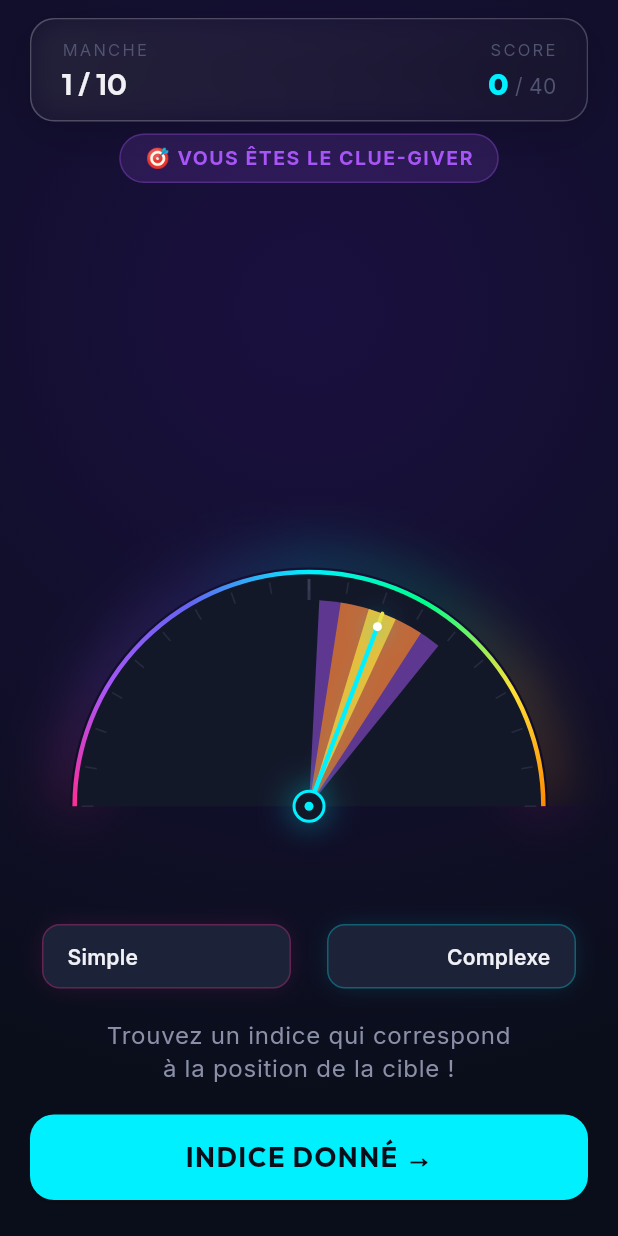
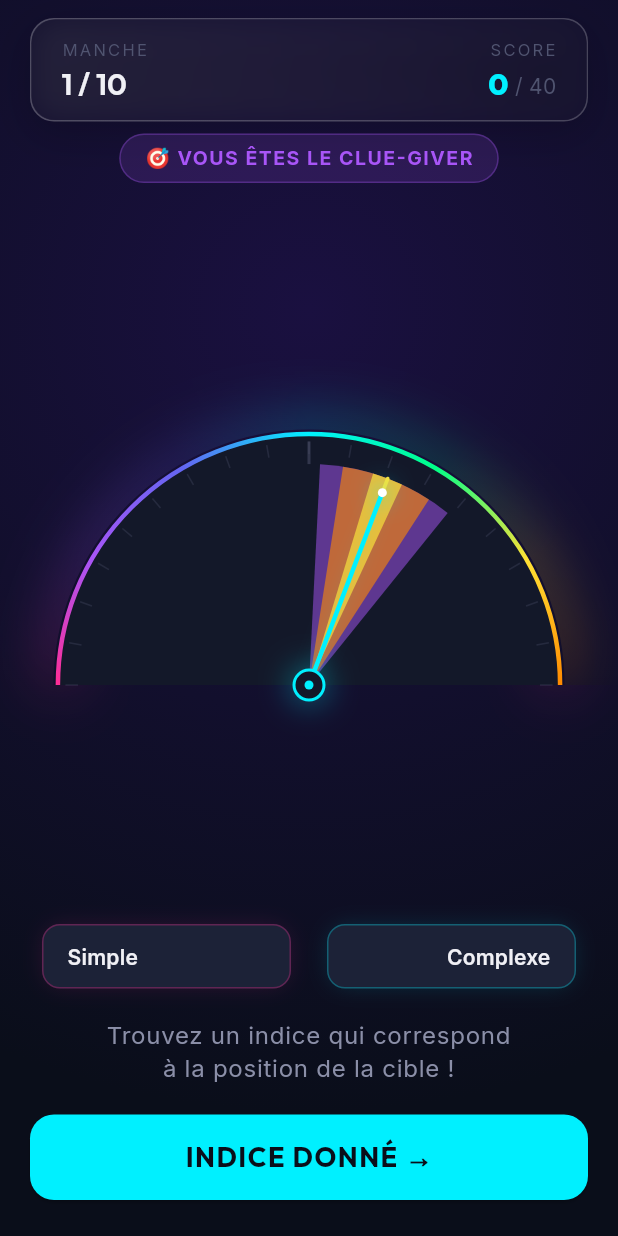
Before and after one commit to AntonyNifosi/WavelengthGuess, a Flutter app: the screen it shows after launch, after a tap on "JOUER", on a phone screen of 412 x 824 dp. Run offline on Flutter 3.47's test engine with Material 3 defaults, Android fonts, the phone set to English and light mode, and no system bars; our stand-ins replace google_fonts.

Commit message:
Center the dial vertically for better responsiveness

```diff
--- a/lib/widgets/wavelength_dial.dart
+++ b/lib/widgets/wavelength_dial.dart
@@ -35,8 +35,8 @@ class WavelengthDialPainter extends CustomPainter {
 
   @override
   void paint(Canvas canvas, Size size) {
-    final center = Offset(size.width / 2, size.height * 0.85);
-    final radius = size.width * 0.42;
+    final radius = min(size.width / 2, size.height) * 0.9;
+    final center = Offset(size.width / 2, (size.height + radius) / 2);
 
     _drawDialBackground(canvas, center, radius);
     _drawDialSegments(canvas, center, radius);
@@ -436,9 +436,10 @@ class _WavelengthDialState extends State<WavelengthDial>
   void _handlePanUpdate(DragUpdateDetails details, BoxConstraints constraints) {
     if (!widget.interactive) return;
 
+    final radius = min(constraints.maxWidth / 2, constraints.maxHeight) * 0.9;
     final center = Offset(
       constraints.maxWidth / 2,
-      constraints.maxHeight * 0.85,
+      (constraints.maxHeight + radius) / 2,
     );
 
     final dx = details.localPosition.dx - center.dx;
```
